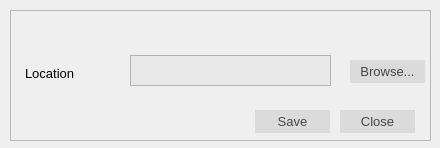
rddealwis/Formular_Calculator_and_Integrator, file dlgsavegraph.ui: the form before one commit.
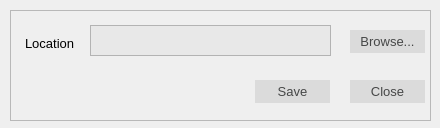
The form after the commit. Icons and pictures are not drawn.

```diff
--- a/dlgsavegraph.ui
+++ b/dlgsavegraph.ui
@@ -10,7 +10,7 @@
     <x>0</x>
     <y>0</y>
     <width>440</width>
-    <height>148</height>
+    <height>128</height>
    </rect>
   </property>
   <property name="font">
@@ -32,7 +32,7 @@
      <x>10</x>
      <y>10</y>
      <width>421</width>
-     <height>131</height>
+     <height>111</height>
     </rect>
    </property>
    <property name="autoFillBackground">
@@ -48,7 +48,7 @@
     <property name="geometry">
      <rect>
       <x>340</x>
-      <y>50</y>
+      <y>20</y>
       <width>75</width>
       <height>23</height>
      </rect>
@@ -76,9 +76,9 @@
    <widget class="QTextEdit" name="txtSaveLocation">
     <property name="geometry">
      <rect>
-      <x>120</x>
-      <y>45</y>
-      <width>201</width>
+      <x>80</x>
+      <y>15</y>
+      <width>241</width>
       <height>31</height>
      </rect>
     </property>
@@ -98,7 +98,7 @@
     <property name="geometry">
      <rect>
       <x>15</x>
-      <y>55</y>
+      <y>25</y>
       <width>61</width>
       <height>16</height>
      </rect>
@@ -116,8 +116,8 @@
    <widget class="QPushButton" name="pbClose">
     <property name="geometry">
      <rect>
-      <x>330</x>
-      <y>100</y>
+      <x>340</x>
+      <y>70</y>
       <width>75</width>
       <height>23</height>
      </rect>
@@ -146,7 +146,7 @@
     <property name="geometry">
      <rect>
       <x>245</x>
-      <y>100</y>
+      <y>70</y>
       <width>75</width>
       <height>23</height>
      </rect>
```
